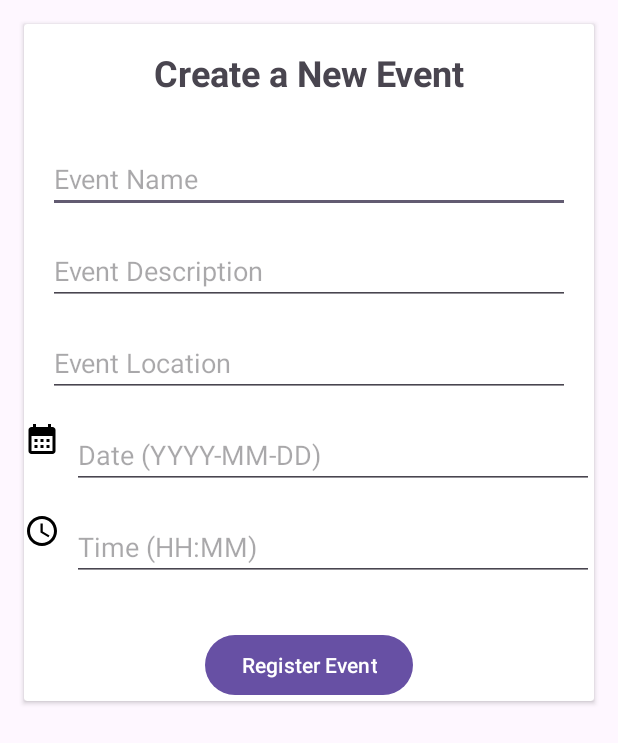
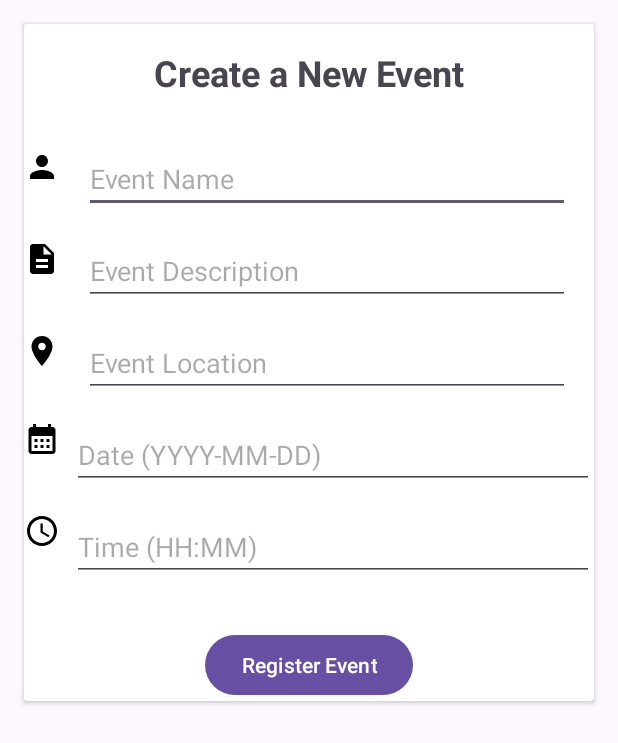
Before and after one commit to veerviren/Event-Managment-App, an Android app: the CreateEventActivity screen opened directly, with no data from a screen before it, on a phone screen of 412 x 824 dp. Shown: the top 743 px of the screen. Run offline under Robolectric (Android 15) with nearby library versions, the phone set to English and light mode, and no system bars.

Commit message:
Update : Dialog box layout now with icons

```diff
--- /dev/null
+++ b/app/src/main/res/drawable/baseline_description_24.xml
@@ -0,0 +1,5 @@
+<vector android:height="24dp" android:tint="#000000"
+    android:viewportHeight="24" android:viewportWidth="24"
+    android:width="24dp" xmlns:android="http://schemas.android.com/apk/res/android">
+    <path android:fillColor="@android:color/white" android:pathData="M14,2L6,2c-1.1,0 -1.99,0.9 -1.99,2L4,20c0,1.1 0.89,2 1.99,2L18,22c1.1,0 2,-0.9 2,-2L20,8l-6,-6zM16,18L8,18v-2h8v2zM16,14L8,14v-2h8v2zM13,9L13,3.5L18.5,9L13,9z"/>
+</vector>
--- /dev/null
+++ b/app/src/main/res/drawable/baseline_location_on_24.xml
@@ -0,0 +1,5 @@
+<vector android:height="24dp" android:tint="#000000"
+    android:viewportHeight="24" android:viewportWidth="24"
+    android:width="24dp" xmlns:android="http://schemas.android.com/apk/res/android">
+    <path android:fillColor="@android:color/white" android:pathData="M12,2C8.13,2 5,5.13 5,9c0,5.25 7,13 7,13s7,-7.75 7,-13c0,-3.87 -3.13,-7 -7,-7zM12,11.5c-1.38,0 -2.5,-1.12 -2.5,-2.5s1.12,-2.5 2.5,-2.5 2.5,1.12 2.5,2.5 -1.12,2.5 -2.5,2.5z"/>
+</vector>
--- /dev/null
+++ b/app/src/main/res/drawable/baseline_person_24.xml
@@ -0,0 +1,5 @@
+<vector android:height="24dp" android:tint="#000000"
+    android:viewportHeight="24" android:viewportWidth="24"
+    android:width="24dp" xmlns:android="http://schemas.android.com/apk/res/android">
+    <path android:fillColor="@android:color/white" android:pathData="M12,12c2.21,0 4,-1.79 4,-4s-1.79,-4 -4,-4 -4,1.79 -4,4 1.79,4 4,4zM12,14c-2.67,0 -8,1.34 -8,4v2h16v-2c0,-2.66 -5.33,-4 -8,-4z"/>
+</vector>
--- a/app/src/main/res/layout/activity_create_event.xml
+++ b/app/src/main/res/layout/activity_create_event.xml
@@ -22,6 +22,19 @@
             android:layout_marginBottom="16dp"
             android:layout_centerHorizontal="true"/>
 
+        <LinearLayout
+            android:id="@+id/event_name_linear_layout"
+            android:layout_width="match_parent"
+            android:layout_height="wrap_content"
+            android:layout_below="@+id/title_text_view"
+            android:orientation="horizontal">
+
+            <ImageView
+                android:layout_width="wrap_content"
+                android:layout_height="wrap_content"
+                android:layout_gravity="center"
+                android:src="@drawable/baseline_person_24"/>
+
             <EditText
                 android:id="@+id/event_name_edit_text"
                 android:layout_width="match_parent"
@@ -32,35 +45,64 @@
                 android:layout_marginEnd="16dp"
                 android:inputType="text"
                 android:layout_marginTop="16dp"/>
+        </LinearLayout>
 
+
+        <LinearLayout
+            android:id="@+id/event_description_linear_layout"
+            android:layout_width="match_parent"
+            android:layout_height="wrap_content"
+            android:layout_below="@+id/event_name_linear_layout">
+            <ImageView
+                android:layout_width="wrap_content"
+                android:layout_height="wrap_content"
+                android:layout_gravity="center"
+                android:src="@drawable/baseline_description_24"/>
             <EditText
                 android:id="@+id/event_description_edit_text"
                 android:layout_width="match_parent"
                 android:layout_height="wrap_content"
                 android:hint="Event Description"
-            android:layout_below="@id/event_name_edit_text"
+                android:layout_below="@id/event_name_linear_layout"
                 android:layout_marginStart="16dp"
                 android:layout_marginEnd="16dp"
                 android:inputType="textMultiLine"
                 android:layout_marginTop="16dp"/>
+        </LinearLayout>
+
+        <LinearLayout
+            android:id="@+id/event_location_linear_layout"
+            android:layout_below="@+id/event_description_linear_layout"
+            android:layout_width="match_parent"
+            android:layout_height="wrap_content"
+            android:orientation="horizontal">
+
+            <ImageView
+                android:layout_width="wrap_content"
+                android:layout_height="wrap_content"
+                android:layout_gravity="center"
+                android:src="@drawable/baseline_location_on_24"/>
 
             <EditText
                 android:id="@+id/event_location_edit_text"
                 android:layout_width="match_parent"
                 android:layout_height="wrap_content"
                 android:hint="Event Location"
-            android:layout_below="@id/event_description_edit_text"
+                android:layout_below="@id/event_description_linear_layout"
                 android:layout_marginStart="16dp"
                 android:layout_marginEnd="16dp"
                 android:inputType="text"
                 android:layout_marginTop="16dp"/>
+        </LinearLayout>
+
+
 
         <LinearLayout
             android:id="@+id/event_date_crate_layout"
             android:layout_width="match_parent"
             android:layout_height="wrap_content"
             android:orientation="horizontal"
-            android:layout_below="@+id/event_location_edit_text"
+            android:layout_below="@+id/event_location_linear_layout"
             android:layout_marginTop="16dp">
 
             <ImageView
```
Also changed, not shown: app/src/main/res/layout/activity_edit_event.xml (+39 -0 lines), app/src/main/res/layout/new_upcoming_event_dialog.xml (+39 -0 lines). Lines whose indentation alone changed are shown as unchanged.
